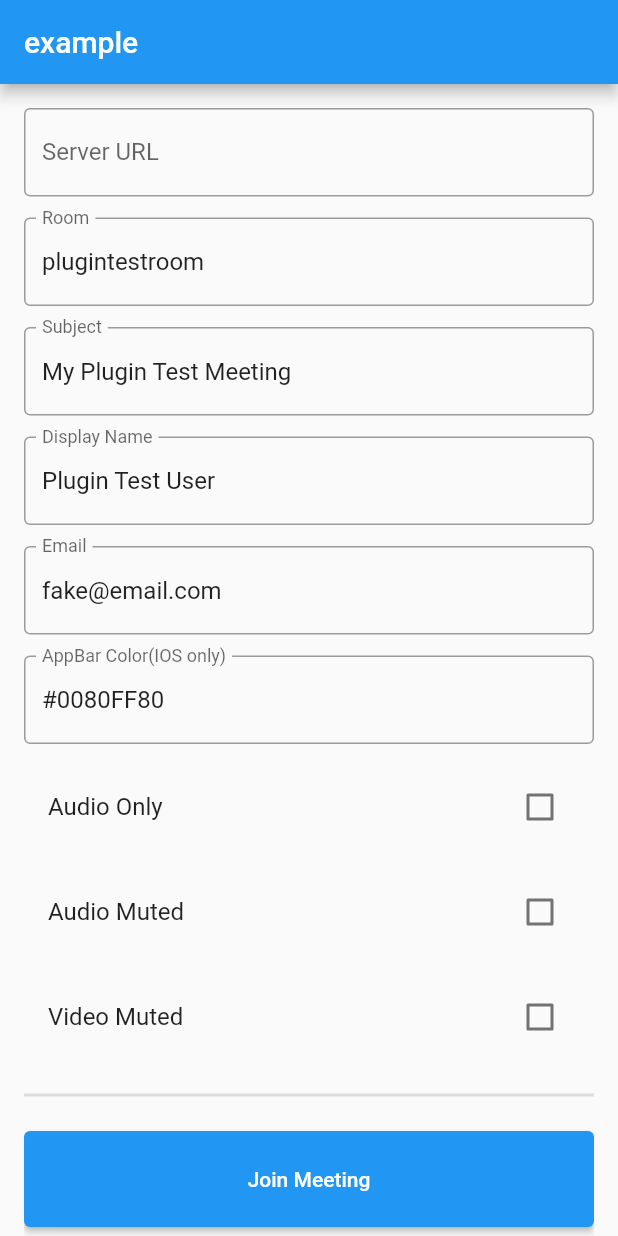
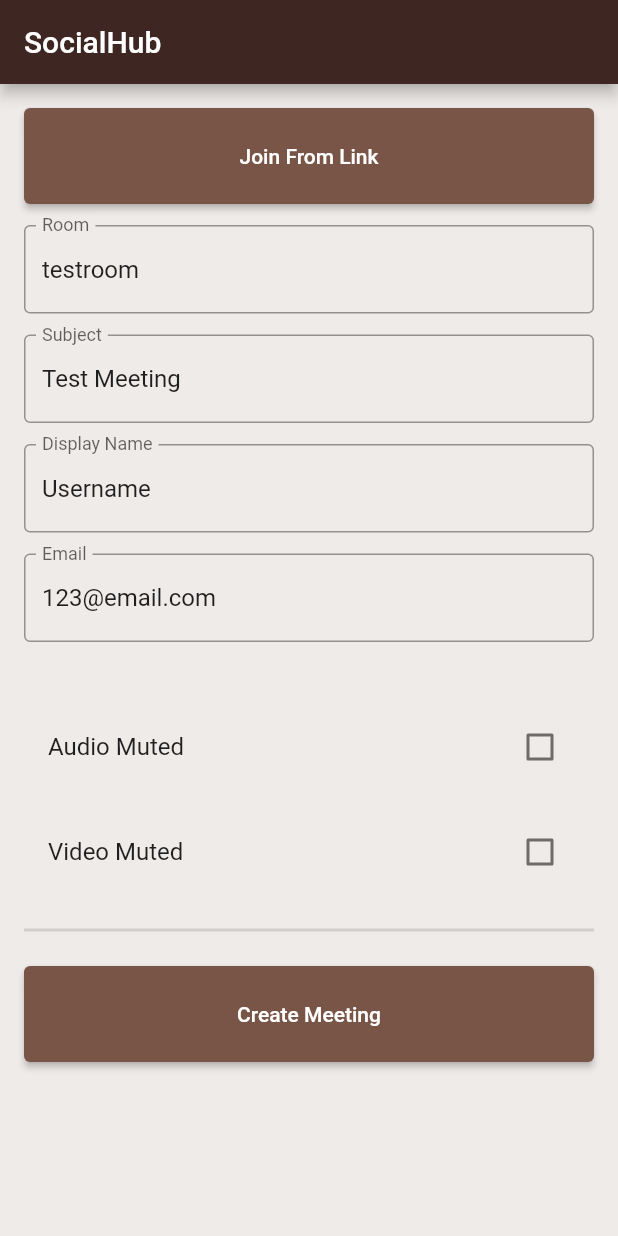
Before and after one commit to suicidalkoala/videochat, a Flutter app: the screen it shows after launch, on a phone screen of 412 x 824 dp. Run offline on Flutter 3.47's test engine with Material 2 defaults, Android fonts, the phone set to English and light mode, and no system bars; missing offline and left inert: jitsi_meet.

Commit message:
final edit

```diff
--- a/videocall/lib/main.dart
+++ b/videocall/lib/main.dart
@@ -21,10 +21,11 @@ class Meeting extends StatefulWidget {
 
 class _MeetingState extends State<Meeting> {
   final serverText = TextEditingController();
-  final roomText = TextEditingController(text: "plugintestroom");
-  final subjectText = TextEditingController(text: "My Plugin Test Meeting");
-  final nameText = TextEditingController(text: "Plugin Test User");
-  final emailText = TextEditingController(text: "fake@email.com");
+  final roomText = TextEditingController(text: "testroom");
+  final subjectText = TextEditingController(text: "Test Meeting");
+  final nameText = TextEditingController(text: "Username");
+  final emailText = TextEditingController(text: "123@email.com");
+
   final iosAppBarRGBAColor =
       TextEditingController(text: "#0080FF80"); //transparent blue
   bool? isAudioOnly = false;
@@ -52,8 +53,10 @@ class _MeetingState extends State<Meeting> {
     double width = MediaQuery.of(context).size.width;
     return MaterialApp(
       home: Scaffold(
+        backgroundColor: Colors.brown[50],
         appBar: AppBar(
-          title: const Text('example'),
+          title: const Text('SocialHub'),
+          backgroundColor: Colors.brown[900],
         ),
         body: Container(
           padding: const EdgeInsets.symmetric(
@@ -69,6 +72,8 @@ class _MeetingState extends State<Meeting> {
                     ),
                     Container(
                         width: width * 0.60,
+                        color: Colors.brown[800],
+
                         child: Padding(
                           padding: const EdgeInsets.all(8.0),
                           child: Card(
@@ -95,17 +100,27 @@ class _MeetingState extends State<Meeting> {
 
   Widget meetConfig() {
     return SingleChildScrollView(
+
       child: Column(
         children: <Widget>[
           SizedBox(
             height: 16.0,
           ),
-          TextField(
-            controller: serverText,
-            decoration: InputDecoration(
-                border: OutlineInputBorder(),
-                labelText: "Server URL",
-                hintText: "Hint: Leave empty for meet.jitsi.si"),
+          SizedBox(
+            height: 64.0,
+            width: double.maxFinite,
+            child: ElevatedButton(
+              onPressed: () {
+                _joinFromUrl();
+              },
+              child: Text(
+                "Join From Link",
+                style: TextStyle(color: Colors.white),
+              ),
+              style: ButtonStyle(
+                  backgroundColor:
+                      MaterialStateColor.resolveWith((states) => Colors.brown)),
+            ),
           ),
           SizedBox(
             height: 14.0,
@@ -150,21 +165,21 @@ class _MeetingState extends State<Meeting> {
           SizedBox(
             height: 14.0,
           ),
-          TextField(
-            controller: iosAppBarRGBAColor,
-            decoration: InputDecoration(
-                border: OutlineInputBorder(),
-                labelText: "AppBar Color(IOS only)",
-                hintText: "Hint: This HAS to be in HEX RGBA format"),
-          ),
+          // TextField(
+          //   controller: iosAppBarRGBAColor,
+          //   decoration: InputDecoration(
+          //       border: OutlineInputBorder(),
+          //       labelText: "AppBar Color(IOS only)",
+          //       hintText: "Hint: This HAS to be in HEX RGBA format"),
+          // ),
           SizedBox(
             height: 14.0,
           ),
-          CheckboxListTile(
-            title: Text("Audio Only"),
-            value: isAudioOnly,
-            onChanged: _onAudioOnlyChanged,
-          ),
+          // CheckboxListTile(
+          //   title: Text("Audio Only"),
+          //   value: isAudioOnly,
+          //   onChanged: _onAudioOnlyChanged,
+          // ),
           SizedBox(
             height: 14.0,
           ),
@@ -193,12 +208,12 @@ class _MeetingState extends State<Meeting> {
                 _joinMeeting();
               },
               child: Text(
-                "Join Meeting",
+                "Create Meeting",
                 style: TextStyle(color: Colors.white),
               ),
               style: ButtonStyle(
                   backgroundColor:
-                      MaterialStateColor.resolveWith((states) => Colors.blue)),
+                      MaterialStateColor.resolveWith((states) => Colors.brown)),
             ),
           ),
           SizedBox(
@@ -227,7 +242,38 @@ class _MeetingState extends State<Meeting> {
     });
   }
 
+  _joinFromUrl() async {
+    String? serverid = await showDialog(
+      context: context,
+      builder: (context) => URLdialog(),
+    );
+    if (serverid == null) {
+      showDialog(
+          context: context,
+          builder: (ctx) => AlertDialog(
+                content: Text("Enter Valid URL"),
+              ));
+    } else {
+      if (serverid.startsWith("https://meet.jit.si/")) {
+        serverid = serverid.replaceAll("https://meet.jit.si/", "");
+        debugPrint(serverid);
+        roomText.text = serverid;
+        _joinMeeting();
+      } else {
+        showDialog(
+            context: context,
+            builder: (ctx) => AlertDialog(
+                  content: Text("Enter Valid URL"),
+                ));
+      }
+    }
+    //debugPrint(serverid);
+  }
+
   _joinMeeting() async {
+    //JitsiMeet.r
+
+    JitsiMeet.closeMeeting();
     String? serverUrl = serverText.text.trim().isEmpty ? null : serverText.text;
     // Enable or disable any feature flag here
     // If feature flag are not provided, default values will be used
@@ -264,7 +310,11 @@ class _MeetingState extends State<Meeting> {
         "height": "100%",
         "enableWelcomePage": true,
         "chromeExtensionBanner": null,
-        "userInfo": {"displayName": nameText.text}
+        "userInfo": {"displayName": nameText.text},
+        "enableAddPeople": false,
+        "enableInvite": false,
+        "disableInviteFunctions": false,
+        "invite.enabled": false
       };
 
     debugPrint("JitsiMeetingOptions: $options");
@@ -306,3 +356,50 @@ class _MeetingState extends State<Meeting> {
     debugPrint("_onError broadcasted: $error");
   }
 }
+
+class URLdialog extends StatefulWidget {
+  const URLdialog({
+    Key? key,
+  }) : super(key: key);
+
+  @override
+  _URLdialogState createState() => _URLdialogState();
+}
+
+class _URLdialogState extends State<URLdialog> {
+  TextEditingController st = TextEditingController();
+  @override
+  Widget build(BuildContext context) {
+    return AlertDialog(
+      actions: [
+        SizedBox(
+
+          height: 64.0,
+          width: double.maxFinite,
+          child: ElevatedButton(
+            onPressed: () {
+              Navigator.of(context).pop(st.text);
+            },
+            child: Text(
+              "Submit",
+              style: TextStyle(color: Colors.white),
+            ),
+            style: ButtonStyle(
+                backgroundColor:
+                    MaterialStateColor.resolveWith((states) => Colors.brown)),
+          ),
+        )
+      ],
+      content: TextField(
+        controller: st,
+        decoration: InputDecoration(
+          border: OutlineInputBorder(),
+          labelText: "Enter Joining Link",
+          //hintText: "Hint: This HAS to be in HEX RGBA format"),
+        ),
+      ),
+    );
+  }
+}
+
+//https://meet.jit.si/plugintestroom
```
